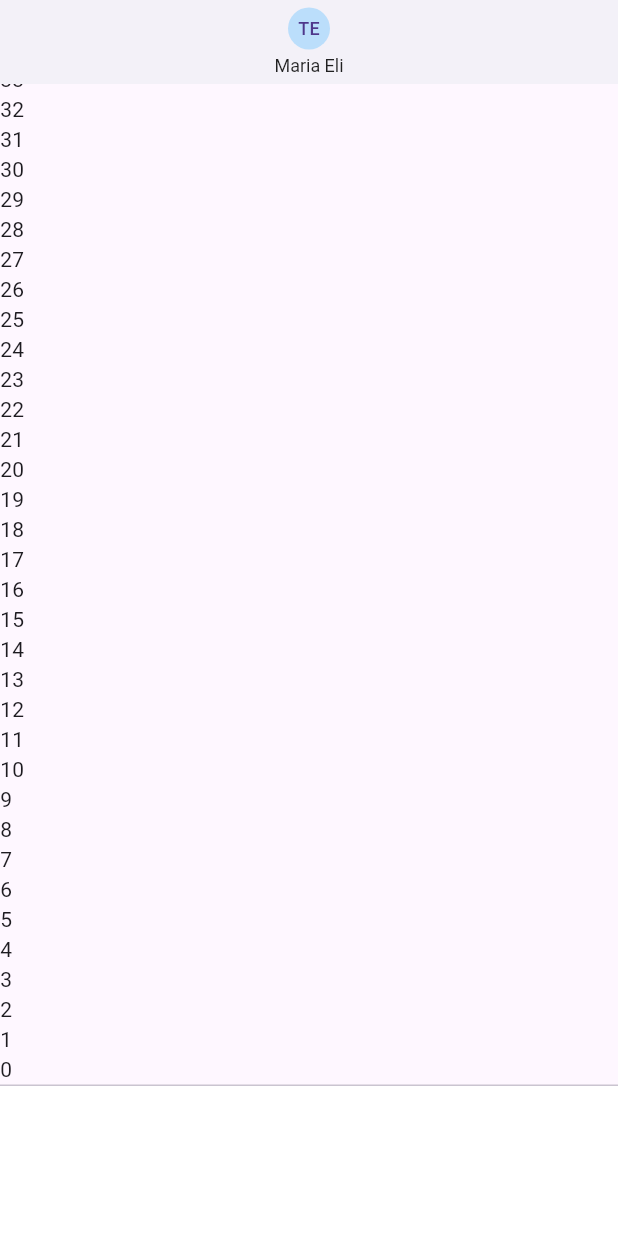
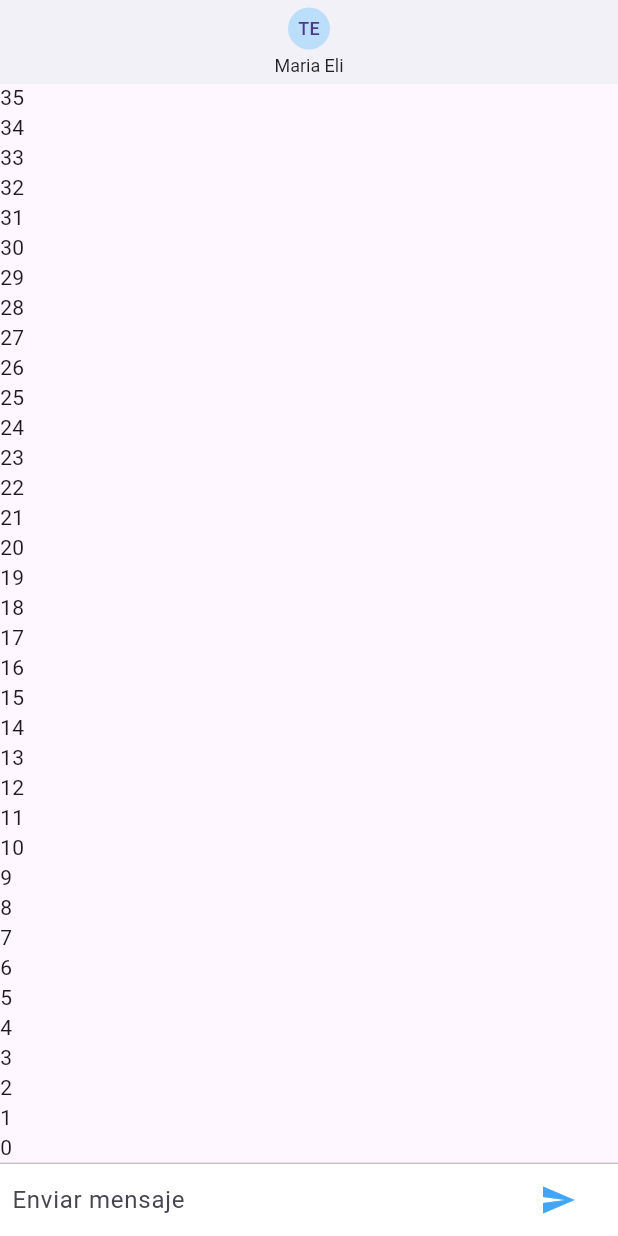
Before and after one commit to goher22/CursoFlutterAvanzado, a Flutter app: the screen it shows after launch, on a phone screen of 412 x 824 dp. Run offline on Flutter 3.47's test engine with Material 3 defaults, Android fonts, the phone set to English and light mode, and no system bars; our stand-ins replace pie_chart, pull_to_refresh, socket_io_client.

Commit message:
Caja de texto de nuestro chat

```diff
--- a/chat/lib/pages/chat_page.dart
+++ b/chat/lib/pages/chat_page.dart
@@ -1,8 +1,18 @@
+import 'dart:io';
+
+import 'package:flutter/cupertino.dart';
 import 'package:flutter/material.dart';
 
-class ChatPage extends StatelessWidget {
+class ChatPage extends StatefulWidget {
   const ChatPage({super.key});
 
+  @override
+  State<ChatPage> createState() => _ChatPageState();
+}
+
+class _ChatPageState extends State<ChatPage> {
+  final _textController = TextEditingController();
+  final _focusNode = FocusNode();
   @override
   Widget build(BuildContext context) {
     return Scaffold(
@@ -47,9 +57,58 @@
             ),
             Container(
               color: Colors.white,
-              height: 100,
+              child: _inputChat(),
             )
           ],
         ));
   }
+
+  Widget _inputChat() {
+    return SafeArea(
+      child: Container(
+        margin: const EdgeInsets.symmetric(
+          horizontal: 8.0,
+        ),
+        child: Row(
+          children: [
+            Flexible(
+              child: TextField(
+                decoration: const InputDecoration.collapsed(
+                  hintText: "Enviar mensaje",
+                ),
+                controller: _textController,
+                focusNode: _focusNode,
+                onChanged: (String texto) {},
+                onSubmitted: _handleSubmit,
+              ),
+            ),
+            Container(
+              margin: const EdgeInsets.symmetric(horizontal: 4.0),
+              child: Platform.isIOS
+                  ? CupertinoButton(
+                      child: Text("Enviar"),
+                      onPressed: () {},
+                    )
+                  : Container(
+                      margin: EdgeInsets.symmetric(horizontal: 4.0),
+                      child: IconButton(
+                        icon: Icon(
+                          Icons.send,
+                          color: Colors.blue[400],
+                        ),
+                        onPressed: () {},
+                      ),
+                    ),
+            )
+          ],
+        ),
+      ),
+    );
+  }
+
+  _handleSubmit(String texto) {
+    print(texto);
+    _textController.clear();
+    _focusNode.requestFocus();
+  }
 }
```
